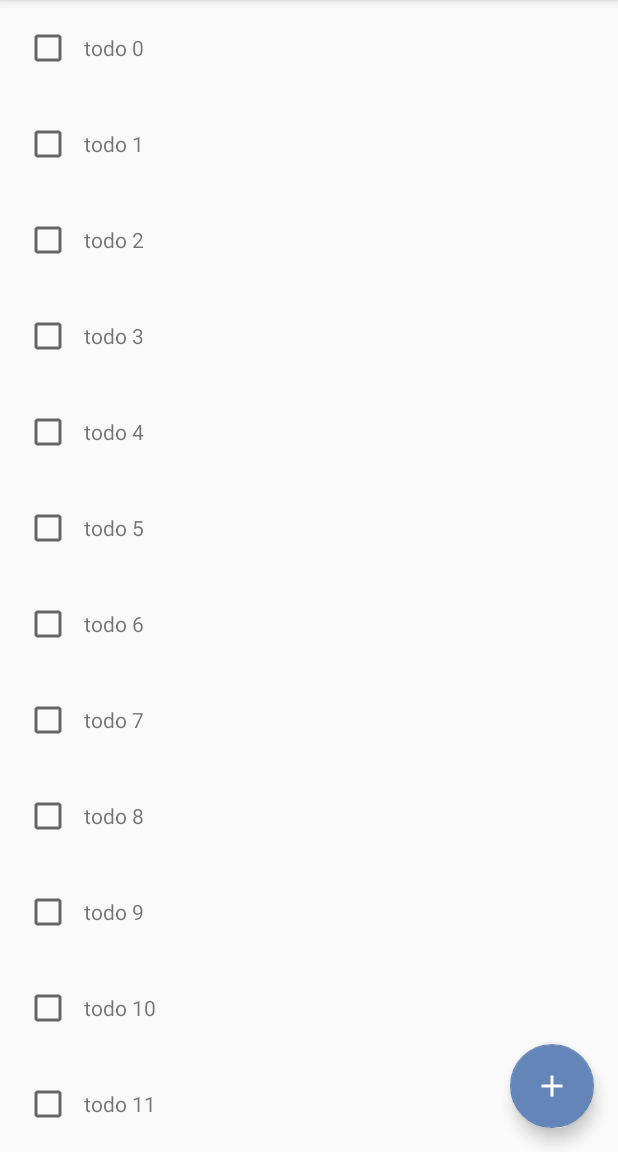
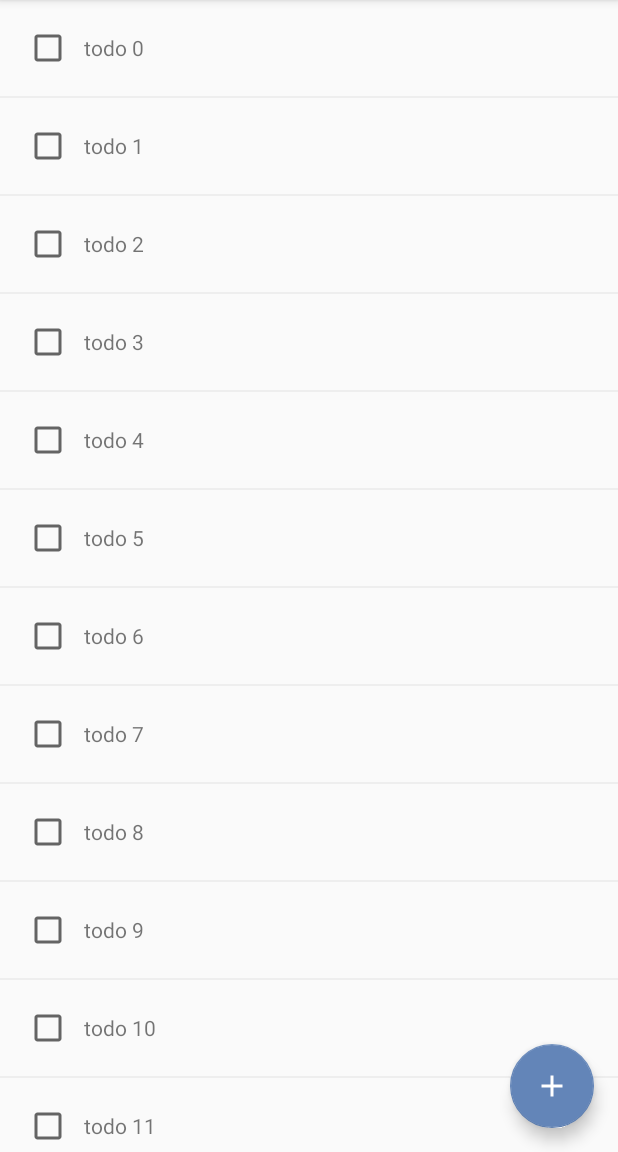
Before and after one commit to wadejason/Android-Application-Practice-ToDoList, an Android app: the screen it shows after launch (MainActivity), on a phone screen of 412 x 824 dp, the part 84-1236 px from its top. Run offline under Robolectric (Android 15) with nearby library versions, the phone set to English and light mode, and no system bars.

Commit message:
Used ListView

```diff
--- a/app/src/main/java/com/jasonyeh/todolist/MainActivity.java
+++ b/app/src/main/java/com/jasonyeh/todolist/MainActivity.java
@@ -6,6 +6,7 @@ import android.support.design.widget.FloatingActionButton;
 import android.support.v7.app.AppCompatActivity;
 import android.view.View;
 import android.widget.LinearLayout;
+import android.widget.ListView;
 import android.widget.TextView;
 import android.widget.Toast;
 
@@ -34,17 +35,24 @@ public class MainActivity extends AppCompatActivity {
     }
 
     private void setupUI(@NonNull List<Todo> todos) {
-        LinearLayout linearLayout = (LinearLayout) findViewById(R.id.crappy_list);
-        linearLayout.removeAllViews();
-
-        TodoListConverter converter = new TodoListConverter(this, todos);
-
-        for (int i = 0; i < todos.size(); ++i) {
-            View view = converter.getView(i);
-            linearLayout.addView(view);
-        }
+        ListView listView = (ListView) findViewById(R.id.main_list_view);
+        listView.setAdapter(new TodoListConverter(this, todos));
     }
 
+// crappy_list_refactored
+//    private void setupUI(@NonNull List<Todo> todos) {
+//        LinearLayout linearLayout = (LinearLayout) findViewById(R.id.crappy_list);
+//        linearLayout.removeAllViews();
+//
+//        TodoListConverter converter = new TodoListConverter(this, todos);
+//
+//        for (int i = 0; i < todos.size(); ++i) {
+//            View view = converter.getView(i);
+//            linearLayout.addView(view);
+//        }
+//    }
+
+    // crappy_list
 //    private void setupUI(@NonNull List<Todo> todos) {
 //        LinearLayout linearLayout = (LinearLayout) findViewById(R.id.crappy_list);
 //        linearLayout.removeAllViews();
@@ -64,9 +72,10 @@ public class MainActivity extends AppCompatActivity {
 
     @NonNull
     private List<Todo> mockData() {
+        // Lazy Load
         List<Todo> list = new ArrayList<>();
         for (int i = 0; i < 1000; ++i) {
-            list.add(new Todo("todo " + i, DateUtils.stringToDate("2015 7 29 0:00")));
+            list.add(new Todo("todo " + i, DateUtils.stringToDate("2017 8 21 0:00")));
         }
         return list;
     }
--- a/app/src/main/java/com/jasonyeh/todolist/TodoListConverter.java
+++ b/app/src/main/java/com/jasonyeh/todolist/TodoListConverter.java
@@ -4,6 +4,8 @@ import android.content.Context;
 import android.support.annotation.NonNull;
 import android.view.LayoutInflater;
 import android.view.View;
+import android.view.ViewGroup;
+import android.widget.BaseAdapter;
 import android.widget.TextView;
 
 import com.jasonyeh.todolist.models.Todo;
@@ -14,21 +16,49 @@ import java.util.List;
  * Created by jasonyeh on 8/3/17.
  */
 
-public class TodoListConverter {
+public class TodoListConverter extends BaseAdapter{
 
     private Context context;
     private List<Todo> data;
 
-    public TodoListConverter(@NonNull Context context, List<Todo> data) {
+    public TodoListConverter(@NonNull Context context, @NonNull List<Todo> data) {
         this.context = context;
         this.data = data;
     }
 
-    public View getView(int position) {
-        View view = LayoutInflater.from(context).inflate(R.layout.main_list_item, null);
+    // list裡面有多少數據
+    @Override
+    public int getCount() {
+        return data.size();
+    }
+
+    @Override
+    public Object getItem(int position) {
+        return data.get(position);
+    }
+
+    @Override
+    public long getItemId(int position) {
+        return position;
+    }
+
+    // 數據轉介面
+    // parent:幫助孩子決定大小和顯示範圍; attachToRoot: if true 立刻畫到介面上 if false 先不畫，放內存
+    // getView -> UI thread
+    @Override
+    public View getView(int position,  View convertView, ViewGroup parent) {
+        View view = LayoutInflater.from(context).inflate(R.layout.main_list_item, parent ,false);
         Todo todo = data.get(position);
 
         ((TextView) view.findViewById(R.id.main_list_item_text)).setText(todo.text);
         return view;
     }
+
+//    public View getView(int position) {
+//        View view = LayoutInflater.from(context).inflate(R.layout.main_list_item, null);
+//        Todo todo = data.get(position);
+//
+//        ((TextView) view.findViewById(R.id.main_list_item_text)).setText(todo.text);
+//        return view;
+//    }
 }
--- a/app/src/main/res/layout/activity_main.xml
+++ b/app/src/main/res/layout/activity_main.xml
@@ -1,22 +1,19 @@
 <?xml version="1.0" encoding="utf-8"?>
 <android.support.design.widget.CoordinatorLayout
     xmlns:android="http://schemas.android.com/apk/res/android"
+    xmlns:app="http://schemas.android.com/apk/res-auto"
     xmlns:tools="http://schemas.android.com/tools"
     android:layout_width="match_parent"
     android:layout_height="match_parent"
     tools:context="com.jasonyeh.todolist.MainActivity">
 
-    <ScrollView
+    <ListView
+        android:id="@+id/main_list_view"
         android:layout_width="match_parent"
-        android:layout_height="match_parent">
+        android:layout_height="match_parent"
+        android:divider="@color/list_divider_color"
+        android:dividerHeight="@dimen/list_divider_height"/>
 
-        <LinearLayout
-            android:id="@+id/crappy_list"
-            android:layout_width="match_parent"
-            android:layout_height="wrap_content"
-            android:orientation="vertical"/>
-
-    </ScrollView>
 
     <android.support.design.widget.FloatingActionButton
         android:id="@+id/fab"
--- a/app/src/main/res/values/colors.xml
+++ b/app/src/main/res/values/colors.xml
@@ -3,4 +3,6 @@
     <color name="colorPrimary">#31415A</color>
     <color name="colorPrimaryDark">#1F2A3A</color>
     <color name="colorAccent">#6385B8</color>
+
+    <color name="list_divider_color">#ffeeeeee</color>
 </resources>
--- a/app/src/main/res/values/dimens.xml
+++ b/app/src/main/res/values/dimens.xml
@@ -5,4 +5,5 @@
 
     <dimen name="spacing_xsmall">8dp</dimen>
     <dimen name="spacing_medium">16dp</dimen>
+    <dimen name="list_divider_height">1dp</dimen>
 </resources>
```
